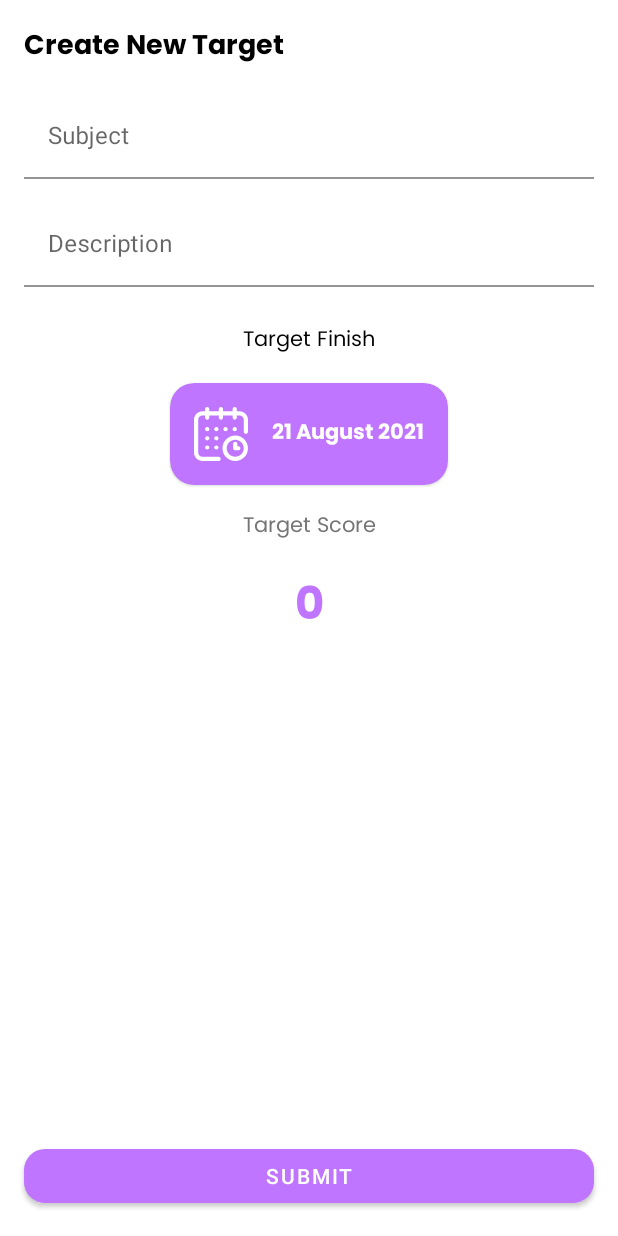
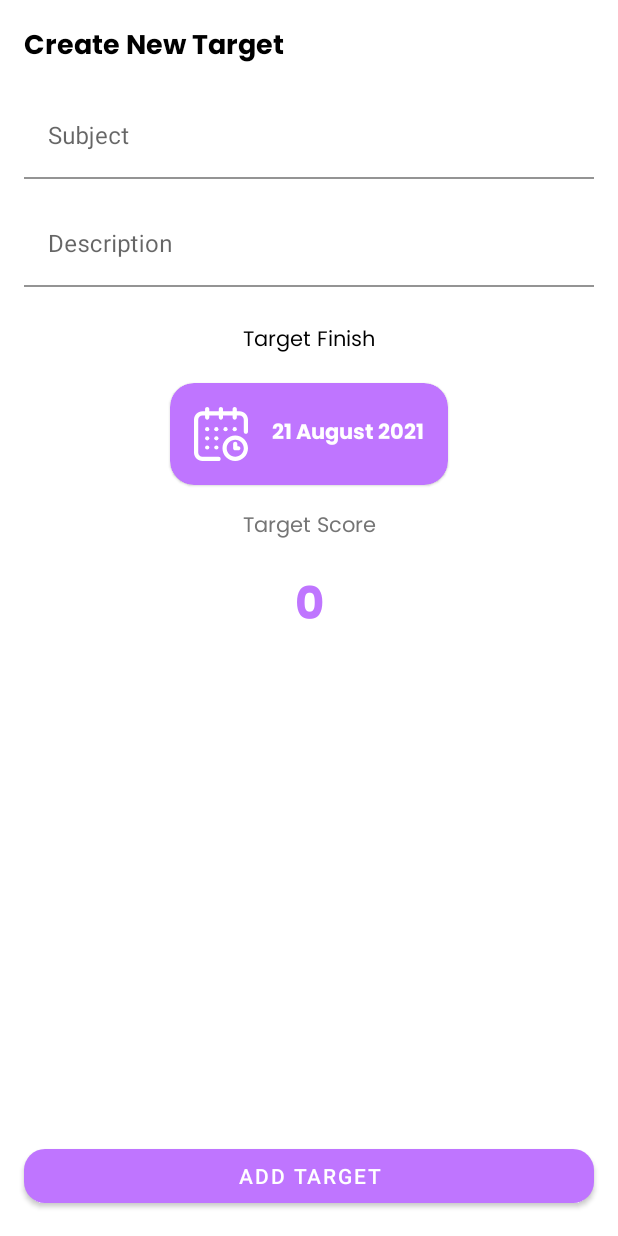
Before and after one commit to Babak-Belur/android-app, an Android app: the AddTargetFragment screen opened through its navigation route, on a phone screen of 412 x 824 dp. Run offline under Robolectric (Android 15) with nearby library versions, the phone set to English and light mode, and no system bars; our stand-ins replace Dagger/Hilt's generated code.

Commit message:
change button text to add target

```diff
--- a/app/src/main/res/layout/fragment_add_target.xml
+++ b/app/src/main/res/layout/fragment_add_target.xml
@@ -136,7 +136,7 @@
         android:layout_marginStart="16dp"
         android:layout_marginEnd="16dp"
         android:layout_marginBottom="16dp"
-        android:text="@string/submit"
+        android:text="@string/add_target"
         app:cornerRadius="14dp"
         app:layout_constraintBottom_toBottomOf="parent"
         app:layout_constraintEnd_toEndOf="parent"
--- a/app/src/main/res/values/strings.xml
+++ b/app/src/main/res/values/strings.xml
@@ -31,4 +31,5 @@
     <string name="evaluation">Evaluation</string>
     <string name="study_time_week">Study Time / Week</string>
     <string name="label_free_time_week">Free Time / Week</string>
+    <string name="add_target">Add Target</string>
 </resources>
```
